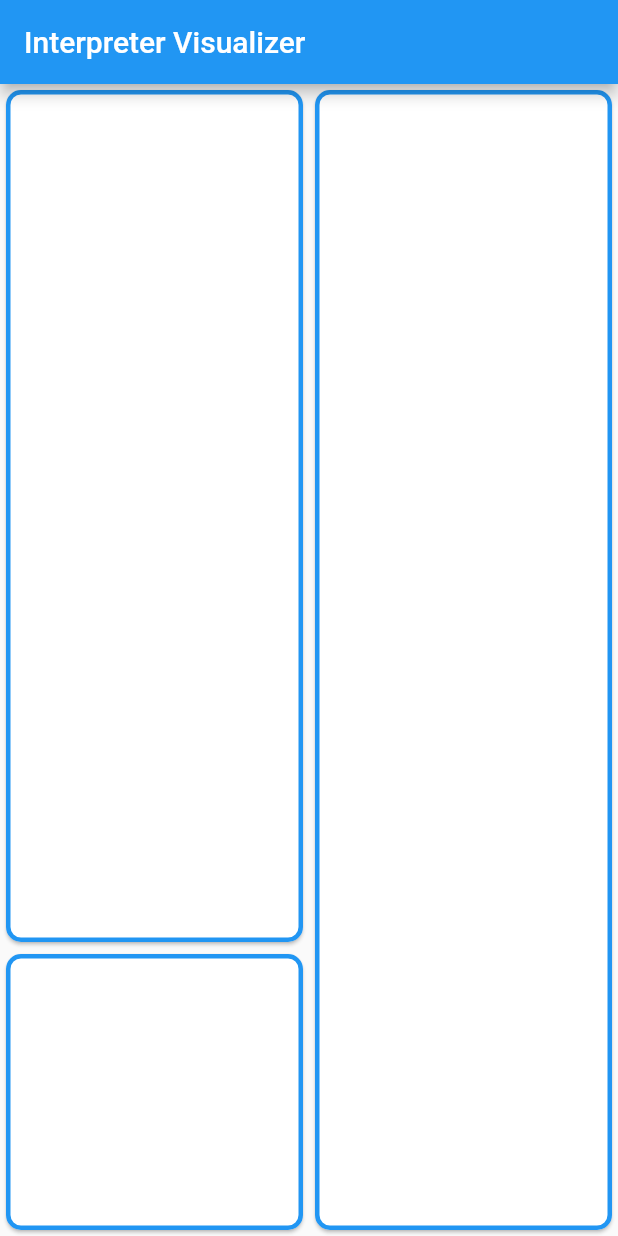
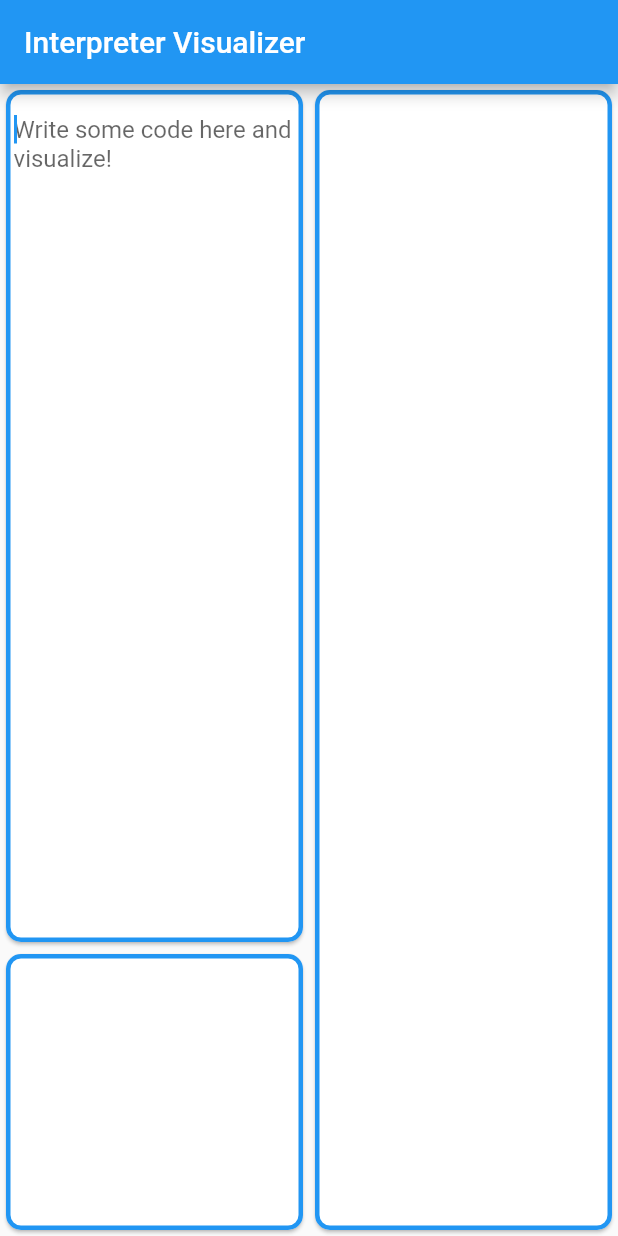
Before and after one commit to OsamaMaani/Interpreter-Visualizer, a Flutter app: the screen it shows after launch, on a phone screen of 412 x 824 dp. Run offline on Flutter 3.47's test engine with Material 2 defaults, Android fonts, the phone set to English and light mode, and no system bars.

Commit message:
delete the underline of the inputfield

```diff
--- a/lib/screens/home_page.dart
+++ b/lib/screens/home_page.dart
@@ -1,6 +1,4 @@
 import 'package:flutter/material.dart';
-import 'package:flutterdesktopapp/components/code_editor.dart';
-import 'package:flutterdesktopapp/components/console_panel.dart';
 import 'package:flutterdesktopapp/ui_elements/card_box.dart';
 import 'package:flutterdesktopapp/ui_elements/code_text.dart';
 
@@ -19,19 +17,16 @@ class HomePage extends StatelessWidget {
           mainAxisAlignment: MainAxisAlignment.start,
           children: [
             Expanded(
-           //   flex: 2,
               child: Column(
-              //  mainAxisSize: MainAxisSize.min,
                 mainAxisAlignment: MainAxisAlignment.start,
                 crossAxisAlignment: CrossAxisAlignment.start,
                 children: [
-                  Expanded( flex:3,child:CardBox(child: Container(),)),
+                  Expanded( flex:3,child:CardBox(child: CodeText(),)),
                   Expanded( flex:1,child:CardBox(child: Container())),
                 ],
               ),
             ),
             Expanded(
-          //    flex: 1,
               child: Column(
                 mainAxisAlignment: MainAxisAlignment.start,
                 children: [
--- a/lib/ui_elements/code_text.dart
+++ b/lib/ui_elements/code_text.dart
@@ -1,4 +1,5 @@
 import 'package:flutter/material.dart';
+import 'package:flutter/services.dart';
 
 class CodeText extends StatelessWidget {
   const CodeText({Key key}) : super(key: key);
@@ -6,10 +7,19 @@ class CodeText extends StatelessWidget {
   @override
   Widget build(BuildContext context) {
     return SingleChildScrollView(
-      child: TextField(
-        keyboardType: TextInputType.multiline,
-        minLines: 1,//Normal textInputField will be displayed
-        maxLines: 100,//
+      child: SizedBox(
+        height: 700,
+        child: TextField(
+          autofocus: true,
+          decoration: InputDecoration(
+            hintText: "Write some code here and visualize!",
+
+          ),
+          keyboardType: TextInputType.multiline,
+          expands: true,
+          maxLines: null,
+         // maxLengthEnforcement: MaxLengthEnforcement.enforced,
+        ),
       ),
     );
   }
--- a/lib/utils/constants.dart
+++ b/lib/utils/constants.dart
@@ -1 +1,2 @@
 import 'package:flutter/material.dart';
+var max
```
Also changed, not shown: lib/components/code_editor.dart (deleted, +0 -26 lines), lib/components/console_panel.dart (deleted, +0 -25 lines).
